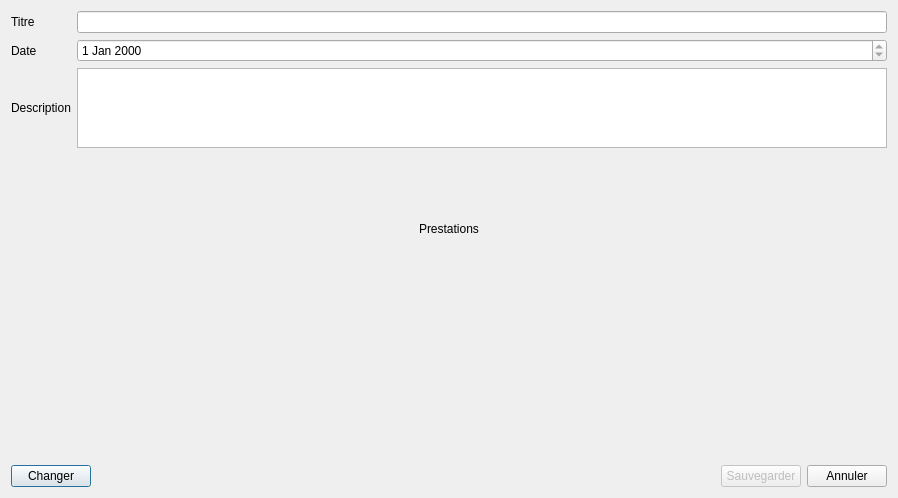
First picture: the form in src/gui/dialogs/addquotedialog.ui, repository FACT-Team/FactDev, before the edit.
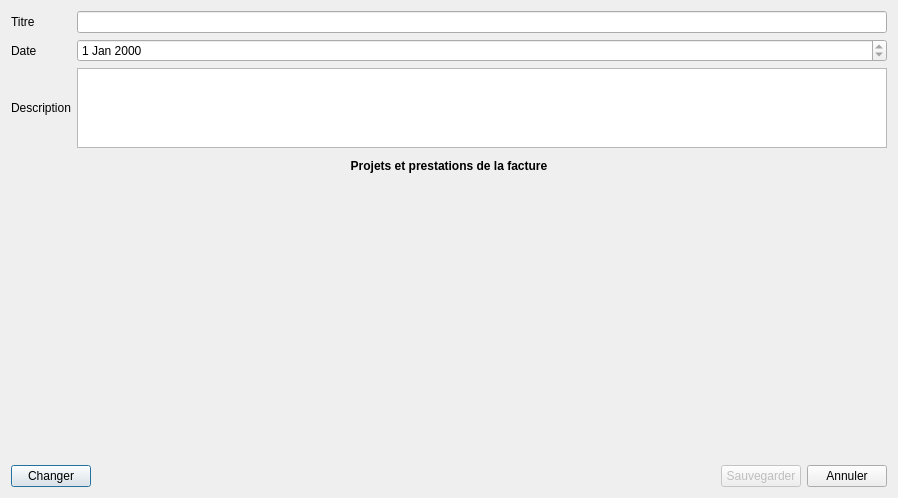
Second picture: the form after the edit. Icons and pictures are not drawn. Custom widgets are drawn as their Qt base class.

Commit message: Add titles to contributorieswidget

```diff
--- a/src/gui/dialogs/addquotedialog.ui
+++ b/src/gui/dialogs/addquotedialog.ui
@@ -19,9 +19,21 @@
   </property>
   <layout class="QGridLayout" name="_2">
    <item row="4" column="0" colspan="2">
-    <widget class="QLabel" name="label_4">
+    <widget class="QLabel" name="lbProjectsContributories">
+     <property name="maximumSize">
+      <size>
+       <width>16777215</width>
+       <height>24</height>
+      </size>
+     </property>
+     <property name="font">
+      <font>
+       <weight>75</weight>
+       <bold>true</bold>
+      </font>
+     </property>
      <property name="text">
-      <string>Prestations</string>
+      <string>Projets et prestations de la facture</string>
      </property>
      <property name="alignment">
       <set>Qt::AlignCenter</set>
```
Left out of the diff: 8 changed lines with no effect on the pictures. The commit also changes 1 other file.
